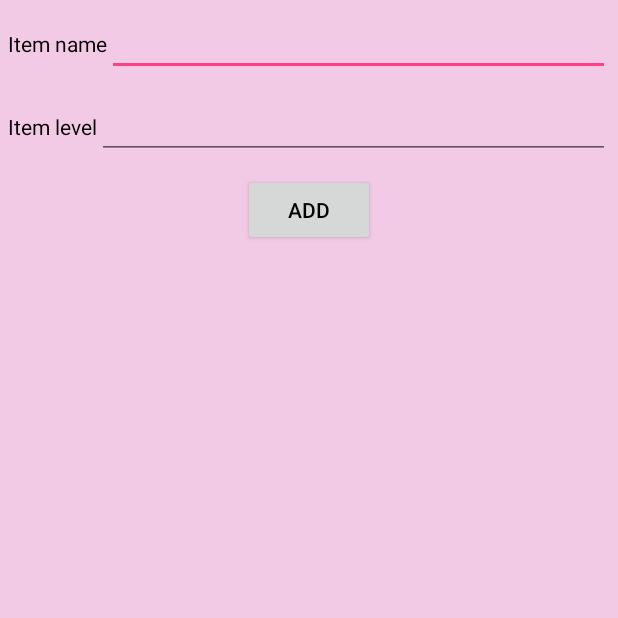
After one commit to Zeherah/HCI2, an Android app: the AddItemActivity screen opened directly, with no data from a screen before it, on a phone screen of 412 x 824 dp, the top half of it. The commit adds this screen. Run offline under Robolectric (Android 15) with nearby library versions, the phone set to English and light mode, and no system bars; 1 statement that could not run was skipped.

Commit message:
overhauling things

```diff
--- a/app/src/main/AndroidManifest.xml
+++ b/app/src/main/AndroidManifest.xml
@@ -24,6 +24,11 @@
             android:windowSoftInputMode="stateHidden">
 
         </activity>
+        <activity
+            android:name=".AddItemActivity"
+            android:screenOrientation="portrait" >
+        </activity>
+
     </application>
 
 </manifest>
--- /dev/null
+++ b/app/src/main/java/com/comp4020/listproject/AddItemActivity.java
@@ -0,0 +1,104 @@
+package com.comp4020.listproject;
+
+import android.app.Activity;
+import android.app.AlertDialog;
+import android.content.ContentValues;
+import android.content.DialogInterface;
+import android.database.sqlite.SQLiteDatabase;
+import android.os.Bundle;
+import android.view.View;
+import android.view.View.OnClickListener;
+import android.widget.Button;
+import android.widget.EditText;
+
+/**
+ * Created by brett on 07/04/17.
+ */
+
+public class AddItemActivity extends Activity implements OnClickListener {
+    private Button btn_save;
+    private EditText edit_first,edit_last;
+    private DBHelper mHelper;
+    private SQLiteDatabase dataBase;
+    private String name;
+    private int level;
+    private boolean isUpdate;
+
+    @Override
+    public void onCreate(Bundle savedInstanceState) {
+        super.onCreate(savedInstanceState);
+        setContentView(R.layout.add_activity);
+
+        btn_save=(Button)findViewById(R.id.save_btn);
+        edit_first=(EditText)findViewById(R.id.frst_editTxt);
+        edit_last=(EditText)findViewById(R.id.last_editTxt);
+
+        isUpdate=getIntent().getExtras().getBoolean("update");
+        if(isUpdate)
+        {
+            name=getIntent().getExtras().getString("name");
+            level=getIntent().getExtras().getInt("level");
+            edit_first.setText(name);
+            edit_last.setText(level);
+
+        }
+
+        btn_save.setOnClickListener(this);
+
+        mHelper=new DBHelper(this);
+
+    }
+
+    // saveButton click event
+    public void onClick(View v) {
+        name=edit_first.getText().toString().trim();
+        level=Integer.parseInt(edit_last.getText().toString().trim());
+        if(name.length()>0 && (level>=0 && level < 4))
+        {
+            saveData();
+        }
+        else
+        {
+            AlertDialog.Builder alertBuilder=new AlertDialog.Builder(AddItemActivity.this);
+            alertBuilder.setTitle("Invalid Data");
+            alertBuilder.setMessage("Please, Enter valid data");
+            alertBuilder.setPositiveButton("Ok", new DialogInterface.OnClickListener() {
+
+                public void onClick(DialogInterface dialog, int which) {
+                    dialog.cancel();
+
+                }
+            });
+            alertBuilder.create().show();
+        }
+
+    }
+
+    /**
+     * save data into SQLite
+     */
+    private void saveData(){
+        dataBase=mHelper.getWritableDatabase();
+        ContentValues values=new ContentValues();
+
+        values.put(DBHelper.NAME,name);
+        values.put(DBHelper.LEVEL,level );
+
+        System.out.println("");
+        if(isUpdate)
+        {
+            //update database with new data
+            dataBase.update(DBHelper.TB_NAME, values, DBHelper.NAME+"="+name, null);
+        }
+        else
+        {
+            //insert data into database
+            dataBase.insert(DBHelper.TB_NAME, null, values);
+        }
+        //close database
+        dataBase.close();
+        finish();
+
+    }
+
+}
--- /dev/null
+++ b/app/src/main/java/com/comp4020/listproject/DBHelper.java
@@ -0,0 +1,46 @@
+package com.comp4020.listproject;
+
+import android.content.Context;
+import android.database.SQLException;
+import android.database.sqlite.SQLiteDatabase;
+import android.database.sqlite.SQLiteOpenHelper;
+
+/**
+ * Created by brett on 07/04/17.
+ */
+
+public class DBHelper extends SQLiteOpenHelper {
+    //COLUMNS
+    static final String NAME="name";
+    static final String LEVEL="level";
+    //DB
+    static final String DB_NAME="item_info_DB";
+    static final String TB_NAME="item_TB";
+    static final int DB_VERSION=1;
+    //CREATE TB
+    static final String CREATE_TB="CREATE TABLE item_TB(name TEXT PRIMARY KEY,"
+            + "level TEXT);";
+    //DROP TB
+    static final String DROP_TB="DROP TABLE IF EXISTS "+TB_NAME;
+
+
+    public DBHelper(Context context) {
+        super(context, DB_NAME, null, DB_VERSION);
+    }
+
+    @Override
+    public void onCreate(SQLiteDatabase db) {
+        try
+        {
+            db.execSQL(CREATE_TB);
+        }catch (SQLException e)
+        {
+            e.printStackTrace();
+        }
+    }
+    @Override
+    public void onUpgrade(SQLiteDatabase db, int oldVersion, int newVersion) {
+        db.execSQL(DROP_TB);
+        onCreate(db);
+    }
+}
--- /dev/null
+++ b/app/src/main/res/layout/add_activity.xml
@@ -0,0 +1,57 @@
+<?xml version="1.0" encoding="utf-8"?>
+<LinearLayout xmlns:android="http://schemas.android.com/apk/res/android"
+    xmlns:tools="http://schemas.android.com/tools"
+    android:layout_width="match_parent"
+    android:layout_height="match_parent"
+    android:background="#F3CAE5"
+    android:orientation="vertical"
+    android:padding="5dp" >
+
+    <LinearLayout
+        android:layout_width="match_parent"
+        android:layout_height="wrap_content" >
+
+        <TextView
+            android:id="@+id/frst_txtV"
+            android:layout_width="wrap_content"
+            android:layout_height="wrap_content"
+            android:text="Item name"
+            android:textColor="#000" />
+
+        <EditText
+            android:id="@+id/frst_editTxt"
+            android:layout_width="fill_parent"
+            android:layout_height="wrap_content"
+            android:layout_toRightOf="@+id/frst_txtV" />
+    </LinearLayout>
+
+    <LinearLayout
+        android:layout_width="match_parent"
+        android:layout_height="wrap_content" >
+
+        <TextView
+            android:id="@+id/lst_txtV"
+            android:layout_width="wrap_content"
+            android:layout_height="wrap_content"
+            android:layout_marginTop="10dp"
+            android:text="Item level"
+            android:textColor="#000" />
+
+        <EditText
+            android:id="@+id/last_editTxt"
+            android:layout_width="fill_parent"
+            android:layout_height="wrap_content"
+            android:layout_marginTop="10dp"
+            android:layout_toRightOf="@+id/lst_txtV" />
+    </LinearLayout>
+
+    <Button
+        android:id="@+id/save_btn"
+        android:layout_width="wrap_content"
+        android:layout_height="wrap_content"
+        android:layout_gravity="center_horizontal"
+        android:layout_marginTop="10dp"
+        android:text="Add"
+        android:textColor="#000" />
+
+</LinearLayout>
--- a/app/src/main/res/layout/app_bar_main.xml
+++ b/app/src/main/res/layout/app_bar_main.xml
@@ -27,7 +27,6 @@
         android:layout_height="wrap_content"
         android:layout_gravity="bottom|end"
         android:layout_margin="@dimen/fab_margin"
-        android:onClick="open"
         app:backgroundTint="@android:color/background_light"
         app:srcCompat="@android:drawable/ic_input_add" />
 
```
Also changed, not shown: app/src/main/java/com/comp4020/listproject/CustomAdapter.java (added, +58 -0 lines), app/src/main/java/com/comp4020/listproject/DisplayAdapter.java (added, +68 -0 lines), app/src/main/java/com/comp4020/listproject/Item.java (added, +33 -0 lines), app/src/main/java/com/comp4020/listproject/MainActivity.java (+188 -25 lines), app/src/main/res/layout/list_item.xml (+11 -1 lines).
